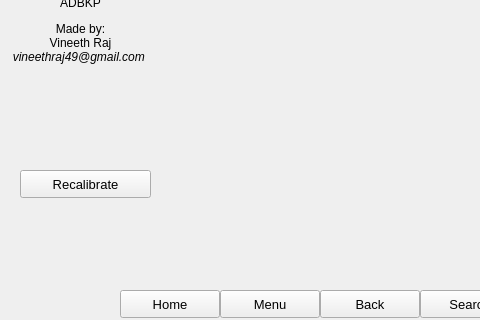
This is mainwindow.ui in thewisenerd/adbkp-gui as Qt 5 draws it before an edit; both pictures show x 0 to 480 and y 200 to 520 of the 640 by 520 pixel window. The edited form follows.
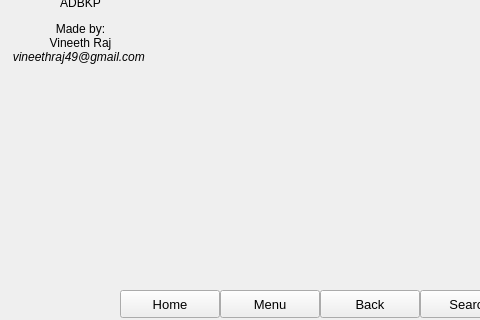
This is the edited form. Icons and pictures are not drawn.

Commit message: auto-recalibrate at startup (wip)

Diff of the .ui file:
```diff
--- a/mainwindow.ui
+++ b/mainwindow.ui
@@ -311,45 +311,6 @@
      <string>Diag-Touch</string>
     </property>
    </widget>
-   <widget class="QPushButton" name="recalibrate_btn">
-    <property name="geometry">
-     <rect>
-      <x>20</x>
-      <y>370</y>
-      <width>131</width>
-      <height>28</height>
-     </rect>
-    </property>
-    <property name="minimumSize">
-     <size>
-      <width>100</width>
-      <height>28</height>
-     </size>
-    </property>
-    <property name="maximumSize">
-     <size>
-      <width>131</width>
-      <height>28</height>
-     </size>
-    </property>
-    <property name="font">
-     <font>
-      <pointsize>10</pointsize>
-     </font>
-    </property>
-    <property name="cursor">
-     <cursorShape>PointingHandCursor</cursorShape>
-    </property>
-    <property name="toolTip">
-     <string>Recalibrate event codes</string>
-    </property>
-    <property name="text">
-     <string>Recalibrate</string>
-    </property>
-    <property name="flat">
-     <bool>false</bool>
-    </property>
-   </widget>
    <widget class="QLineEdit" name="line_send">
     <property name="geometry">
      <rect>
```
The commit also changes 2 other files.
